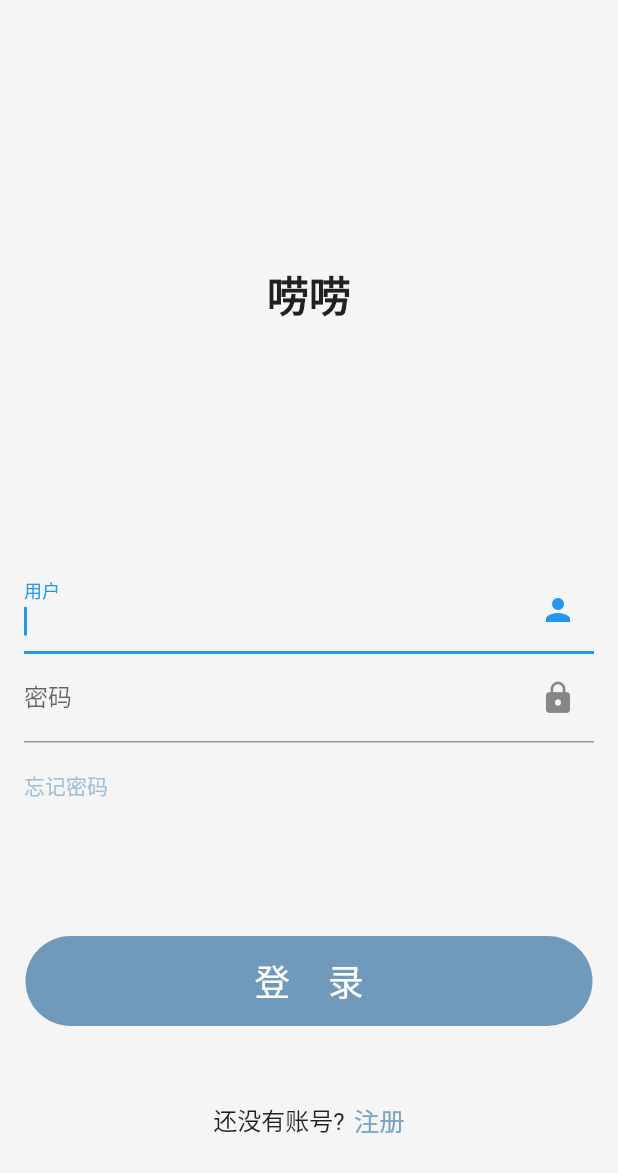
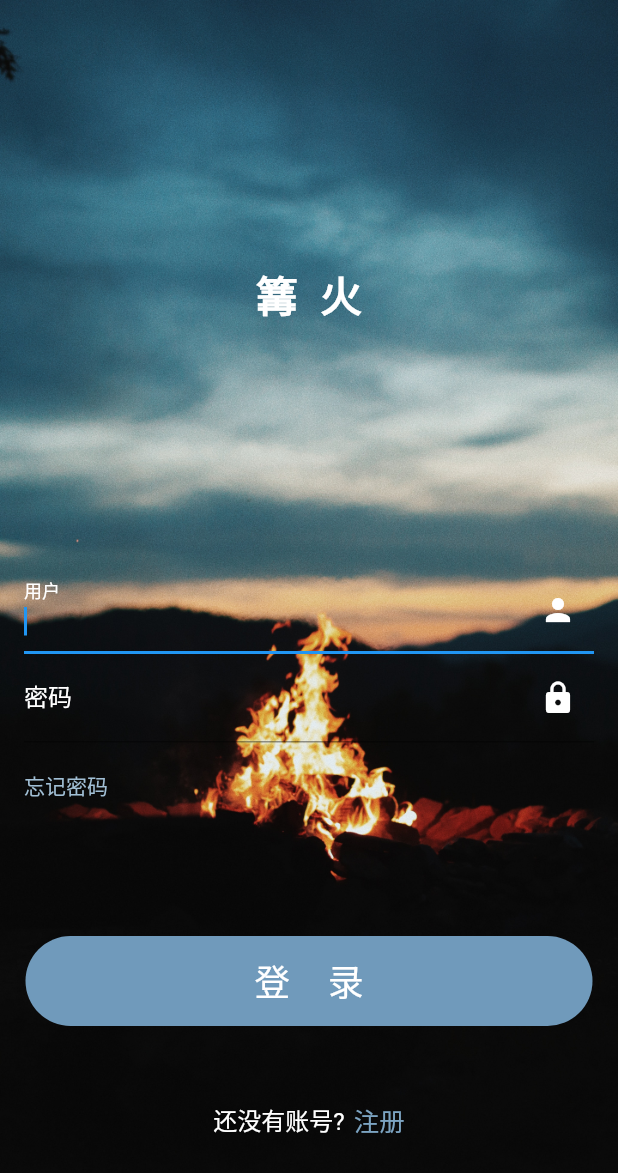
Before and after one commit to southrivers/chat-client, a Flutter app: the screen it shows after launch, on a phone screen of 412 x 824 dp. Shown: the top 1173 px of the screen. Run offline on Flutter 3.47's test engine with Material 2 defaults, Android fonts, the phone set to English and light mode, and no system bars; our stand-ins replace gap.

Commit message:
修改登录页背景

```diff
--- a/lib/page/login_page.dart
+++ b/lib/page/login_page.dart
@@ -9,34 +9,60 @@ class LoginPage extends StatelessWidget {
   @override
   Widget build(BuildContext context) {
     return Scaffold(
-      body: SafeArea(
-        child: Container(
+      body: Container(
         decoration: BoxDecoration(
           color: Color(0xffF5F5F5),
+          image: DecorationImage(
+            image: AssetImage('images/login/login.jpg'),
+            fit: BoxFit.cover,
+          ),
         ),
         child: Padding(
           padding: const EdgeInsets.all(16.0),
           child: Column(
             crossAxisAlignment: CrossAxisAlignment.center,
             children: [
-                Padding(
-                  padding: const EdgeInsets.symmetric(vertical: 160),
+              const Padding(
+                padding: EdgeInsets.symmetric(vertical: 160),
                 child: Text(
-                    "唠唠",
-                    style: TextStyle(fontSize: 28, fontWeight: FontWeight.bold),
+                  "篝火",
+                  style: TextStyle(
+                      fontSize: 28,
+                      fontWeight: FontWeight.bold,
+                      color: Colors.white,
+                      letterSpacing: 15),
                 ),
               ),
-                TextField(
+              const TextField(
                 keyboardType: TextInputType.phone,
+                // controller: TextEditingController.,
+                style: TextStyle(
+                  color: Colors.white,
+                ),
                 decoration: InputDecoration(
                   labelText: "用户",
-                    suffixIcon: Icon(Icons.person),
+                  labelStyle: TextStyle(
+                    color: Colors.white,
+                  ),
+                  suffixIcon: Icon(
+                    Icons.person,
+                    color: Colors.white,
+                  ),
                 ),
                 autofocus: true,
               ),
-                TextField(
+              const TextField(
+                style: TextStyle(color: Colors.white),
                 decoration: InputDecoration(
-                      labelText: "密码", suffixIcon: Icon(Icons.lock)),
+                  labelText: "密码",
+                  labelStyle: TextStyle(
+                    color: Colors.white,
+                  ),
+                  suffixIcon: Icon(
+                    Icons.lock,
+                    color: Colors.white,
+                  ),
+                ),
                 obscureText: true,
               ),
               Gap(18),
@@ -79,7 +105,10 @@ class LoginPage extends StatelessWidget {
                 children: [
                   Text(
                     "还没有账号?",
-                      style: TextStyle(fontSize: 16),
+                    style: TextStyle(
+                      fontSize: 16,
+                      color: Colors.white,
+                    ),
                   ),
                   Gap(6),
                   InkWell(
@@ -88,8 +117,10 @@ class LoginPage extends StatelessWidget {
                     },
                     child: Text(
                       "注册",
-                        style:
-                            TextStyle(fontSize: 17, color: Color(0xff7CA4C2)),
+                      style: TextStyle(
+                        fontSize: 17,
+                        color: Color(0xff7CA4C2),
+                      ),
                     ),
                   ),
                 ],
@@ -98,7 +129,6 @@ class LoginPage extends StatelessWidget {
           ),
         ),
       ),
-      ),
     );
   }
 }
--- a/pubspec.yaml
+++ b/pubspec.yaml
@@ -63,9 +63,8 @@ flutter:
   uses-material-design: true
 
   # To add assets to your application, add an assets section, like this:
-  # assets:
-  #   - images/a_dot_burr.jpeg
-  #   - images/a_dot_ham.jpeg
+  assets:
+    - images/login/
 
   # An image asset can refer to one or more resolution-specific "variants", see
   # https://flutter.dev/assets-and-images/#resolution-aware
```
Also changed, not shown: images/login/login.jpg (added). Lines whose indentation alone changed are shown as unchanged.
